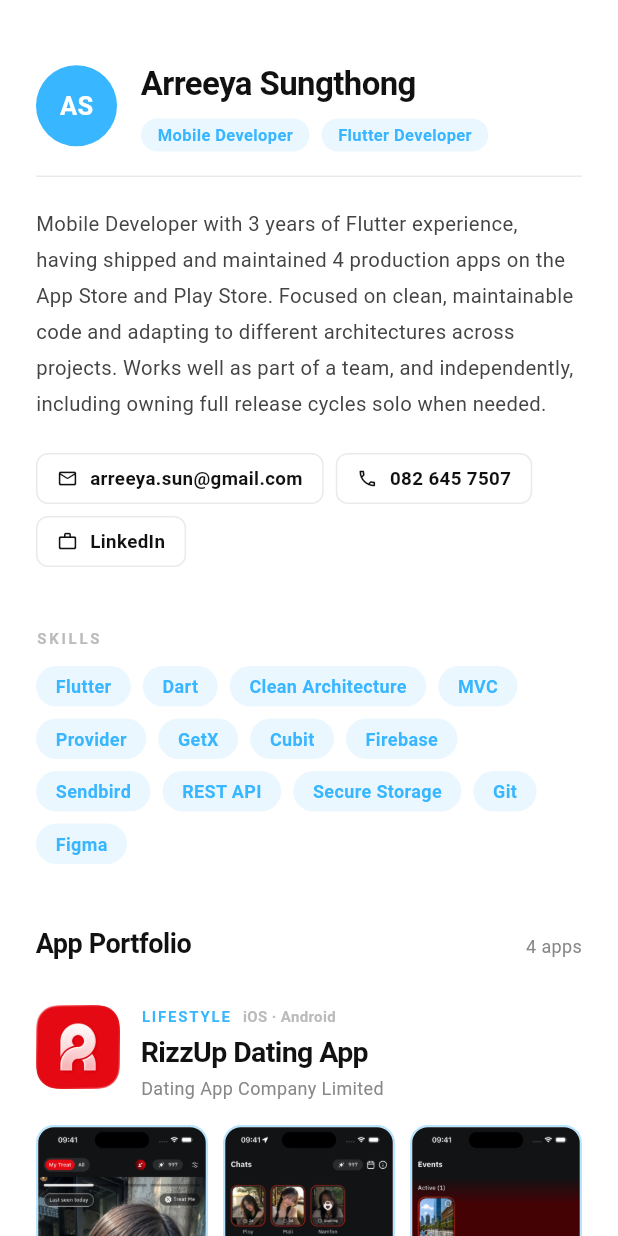
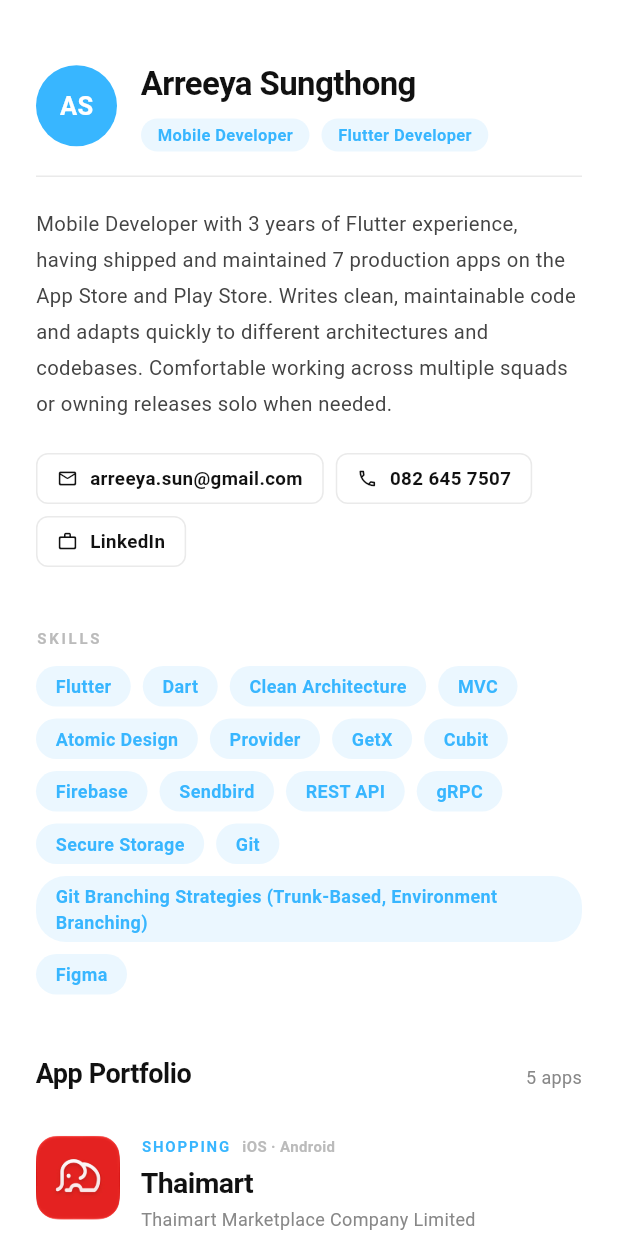
Before and after one commit to arreeya-sun/arreeya-sun.github.io, a Flutter app: the screen it shows after launch, on a phone screen of 412 x 824 dp. Run offline on Flutter 3.47's test engine with Material 3 defaults, Android fonts, the phone set to English and light mode, and no system bars.

Commit message:
Add Thaimart project

```diff
--- a/lib/data/experience_data.dart
+++ b/lib/data/experience_data.dart
@@ -7,12 +7,13 @@ const List<Experience> experiences = [
     employmentType: 'Full-time',
     location: 'Bangkok',
     periodLabel: 'Aug 2024 - Present',
-    duration: '2 yrs',
+    duration: '2 yrs 3 mos',
     summary:
-        'Built and maintained the RizzUp app using Flutter and Clean Architecture, starting with GetX and later adopting Cubit for state management, working in Scrum sprints.',
+        'Built and maintained Flutter apps using Clean Architecture, working closely with QA, PO, and backend teams in Scrum sprints, from RizzUp to the Thaimart marketplace.',
     details: [
-      'Developed most of the app\'s core features, handling both UI and API integration',
-      'Sole mobile developer for 5 months, owning the full release process, from build to deployment and app store submissions',
+      'Developed most of RizzUp\'s core features, handling both UI and API integration, and migrated state management from GetX to Cubit',
+      'Sole mobile developer on RizzUp for 5 months, owning the mobile side end to end from development to production release',
+      'Built the chat feature for Thaimart\'s buyer and seller apps and worked across 3 squads at the same time',
     ],
   ),
   Experience(
--- a/lib/data/profile_data.dart
+++ b/lib/data/profile_data.dart
@@ -5,7 +5,7 @@ const profile = Profile(
   initials: 'AS',
   name: 'Arreeya Sungthong',
   bio:
-      'Mobile Developer with 3 years of Flutter experience, having shipped and maintained 4 production apps on the App Store and Play Store. Focused on clean, maintainable code and adapting to different architectures across projects. Works well as part of a team, and independently, including owning full release cycles solo when needed.',
+      'Mobile Developer with 3 years of Flutter experience, having shipped and maintained 7 production apps on the App Store and Play Store. Writes clean, maintainable code and adapts quickly to different architectures and codebases. Comfortable working across multiple squads or owning releases solo when needed.',
   email: 'arreeya.sun@gmail.com',
   roles: ['Mobile Developer', 'Flutter Developer'],
   contacts: [
--- a/lib/data/project_data.dart
+++ b/lib/data/project_data.dart
@@ -2,6 +2,38 @@ import 'package:portfolio_app/gen/assets.gen.dart';
 import 'package:portfolio_app/models/project.dart';
 
 final List<Project> projects = [
+  Project(
+    title: 'Thaimart',
+    provider: 'Thaimart Marketplace Company Limited',
+    category: 'Shopping',
+    platform: 'iOS · Android',
+    description:
+        'Thaimart. A marketplace app for Thai entrepreneurs and shoppers, with verified stores, a wide range of product categories, and a clear return and refund system.',
+    techStack: [
+      'Flutter',
+      'gRPC',
+      'Clean Architecture',
+      'Atomic Design',
+      'Cubit',
+      'Firebase Crashlytics',
+      'Firebase Remote Config',
+    ],
+    features: [
+      'Built the chat feature for both the Thaimart and Thaimart Seller apps in 10 days, covering messaging, images, blocking, chat deletion, and resend',
+      'Extended chat with product sharing, multi-image messages, admin chat, and video messages',
+      'Worked across 3 squads at once, shipping store deletion, document requests, image search, and more using trunk-based development with feature flags',
+    ],
+    iconAsset: Assets.icons.logoThm,
+    screenshots: [
+      Assets.images.thmHome,
+      Assets.images.thmProduct,
+      Assets.images.thmChat,
+    ],
+    appStoreUrl:
+        'https://apps.apple.com/th/app/thaimart-marketplace/id6767475856',
+    playStoreUrl:
+        'https://play.google.com/store/apps/details?id=com.sevensolutions.thaimart&hl=en',
+  ),
   Project(
     title: 'RizzUp Dating App',
     provider: 'Dating App Company Limited',
--- a/lib/data/skill_data.dart
+++ b/lib/data/skill_data.dart
@@ -3,13 +3,16 @@ const List<String> skills = [
   'Dart',
   'Clean Architecture',
   'MVC',
+  'Atomic Design',
   'Provider',
   'GetX',
   'Cubit',
   'Firebase',
   'Sendbird',
   'REST API',
+  'gRPC',
   'Secure Storage',
   'Git',
+  'Git Branching Strategies (Trunk-Based, Environment Branching)',
   'Figma',
 ];
--- a/lib/gen/assets.gen.dart
+++ b/lib/gen/assets.gen.dart
@@ -30,12 +30,17 @@ class $AssetsIconsGen {
   AssetGenImage get logoRizzUp =>
       const AssetGenImage('assets/icons/logo_rizz_up.webp');
 
+  /// File path: assets/icons/logo_thm.webp
+  AssetGenImage get logoThm =>
+      const AssetGenImage('assets/icons/logo_thm.webp');
+
   /// List of all assets
   List<AssetGenImage> get values => [
     logoIThesis,
     logoKuGradLife,
     logoLpg,
     logoRizzUp,
+    logoThm,
   ];
 }
 
@@ -91,6 +96,18 @@ class $AssetsImagesGen {
   AssetGenImage get rizzupEvent =>
       const AssetGenImage('assets/images/rizzup_event.png');
 
+  /// File path: assets/images/thm_chat.png
+  AssetGenImage get thmChat =>
+      const AssetGenImage('assets/images/thm_chat.png');
+
+  /// File path: assets/images/thm_home.png
+  AssetGenImage get thmHome =>
+      const AssetGenImage('assets/images/thm_home.png');
+
+  /// File path: assets/images/thm_product.png
+  AssetGenImage get thmProduct =>
+      const AssetGenImage('assets/images/thm_product.png');
+
   /// List of all assets
   List<AssetGenImage> get values => [
     ithesisChat,
@@ -106,6 +123,9 @@ class $AssetsImagesGen {
     rizzupCatalog,
     rizzupChat,
     rizzupEvent,
+    thmChat,
+    thmHome,
+    thmProduct,
   ];
 }
 
```
Also changed, not shown: assets/icons/logo_thm.webp (added), assets/images/thm_chat.png (added), assets/images/thm_home.png (added), assets/images/thm_product.png (added).
